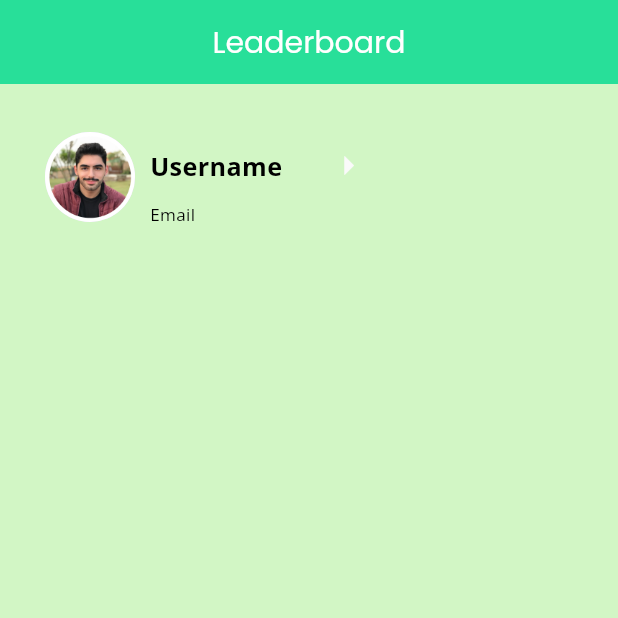
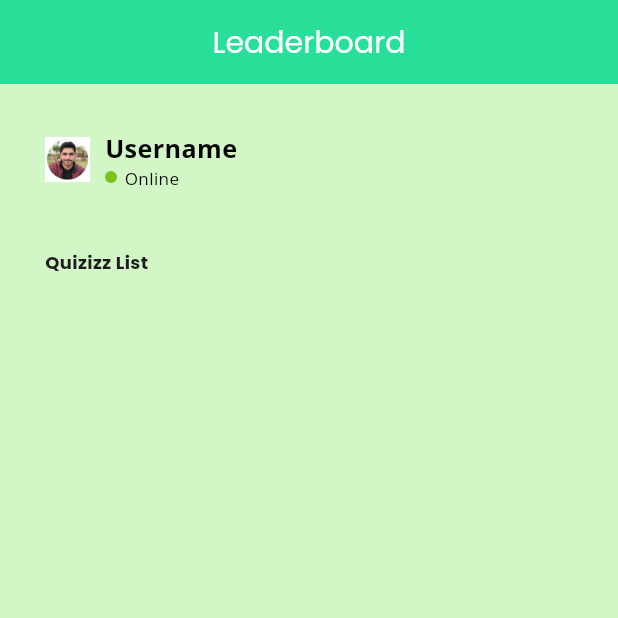
Before and after one commit to RAYNF/HealtyQuizz, a Flutter app: the screen it shows after launch, on a phone screen of 412 x 824 dp, the top half of it. Run offline on Flutter 3.47's test engine with Material 3 defaults, Android fonts, the phone set to English and light mode, and no system bars; our stand-ins replace google_fonts.

Commit message:
update : progres in quizlist_page.dart

```diff
--- a/healty_quizz/lib/presentation/pages/quizlist_page.dart
+++ b/healty_quizz/lib/presentation/pages/quizlist_page.dart
@@ -28,17 +28,18 @@ class QuizList extends StatelessWidget {
           children: [
             Row(
               children: [
-                CircleAvatar(
-                  backgroundImage: AssetImage("assets/guest.png"),
-                  radius: 30,
+                Container(
+                  width: 30,
+                  child: Image(
+                    image: AssetImage("assets/guest.png"),
+                    fit: BoxFit.fill,
+                  ),
                 ),
                 SizedBox(
                   width: 10,
                 ),
                 Column(
                   crossAxisAlignment: CrossAxisAlignment.start,
-                  children: [
-                    Row(
                   children: [
                     Text(
                       "Username",
@@ -47,31 +48,38 @@ class QuizList extends StatelessWidget {
                           fontSize: 16.8,
                           color: Colors.black),
                     ),
+                    Row(
+                      children: [
+                        CircleAvatar(
+                          backgroundColor: Color.fromARGB(255, 122, 194, 28),
+                          radius: 4,
+                        ),
                         SizedBox(
-                          width: 20,
-                        ),
-                        IconButton(
-                          onPressed: () {
-                            Navigator.pushNamed(context, ProfilPage.routeName);
-                          },
-                          icon: Icon(
-                            Icons.arrow_right,
-                            color: Color.fromARGB(255, 250, 250, 250),
-                            size: 30,
-                          ),
-                        )
-                      ],
+                          width: 5,
                         ),
                         Text(
-                      "Email",
+                          "Online",
                           style: GoogleFonts.openSans(
                               fontSize: 11.4,
                               color: Colors.black,
                               fontWeight: FontWeight.w400),
                         )
                       ],
+                    ),
+                  ],
                 )
               ],
+            ),
+            SizedBox(
+              height: 40,
+            ),
+            Text(
+              "Quizizz List",
+              style: GoogleFonts.poppins(
+                  fontWeight: FontWeight.bold, fontSize: 12),
+            ),
+            SizedBox(
+              height: 30,
             ),
           ],
         ),
```
Lines whose indentation alone changed are shown as unchanged.
